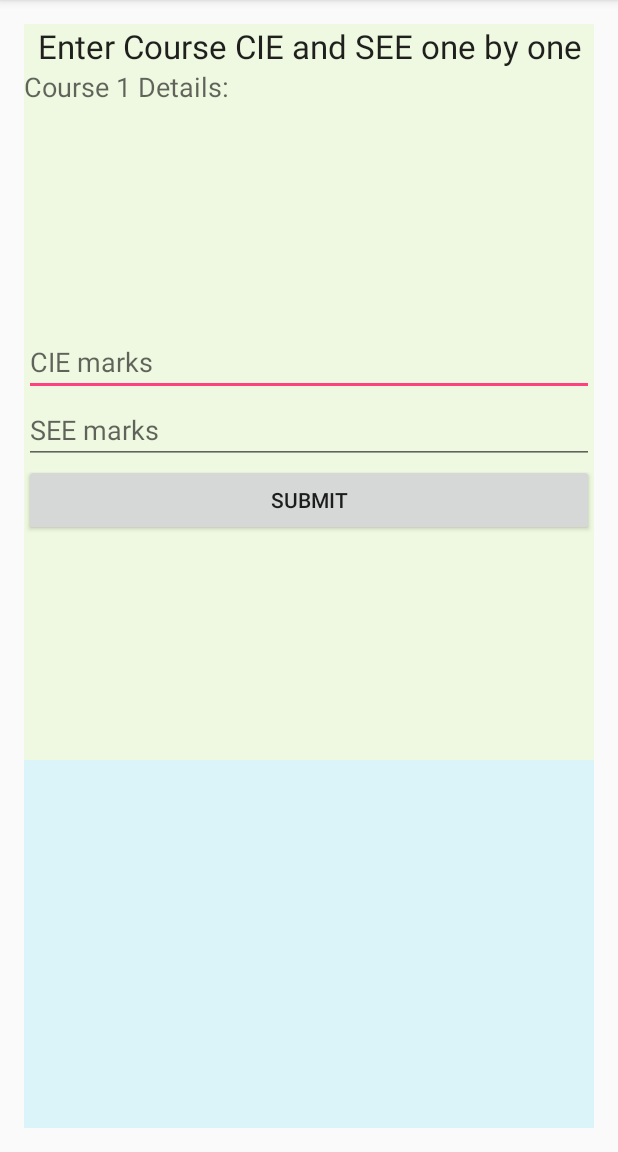
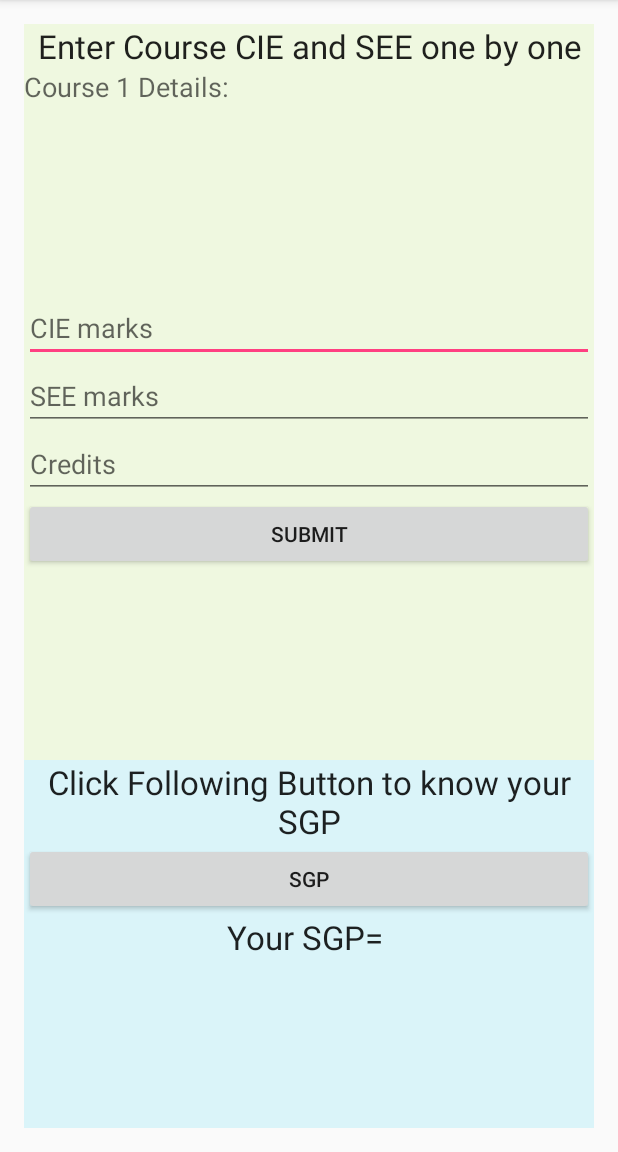
Before and after one commit to maheshsp123/Practice2016_17, an Android app: the lp_minor1_1c_Activity screen opened directly, with no data from a screen before it, on a phone screen of 412 x 824 dp, the part 84-1236 px from its top. Run offline under Robolectric (Android 15) with nearby library versions, the phone set to English and light mode, and no system bars.

Commit message:
commit 26sep2016 LP minor1 1c laptop

```diff
--- a/app/src/main/java/bvb/android/example/com/practice2016_17/ListViewActivity.java
+++ b/app/src/main/java/bvb/android/example/com/practice2016_17/ListViewActivity.java
@@ -28,6 +28,7 @@ public class ListViewActivity extends AppCompatActivity {
             arrayList.add("MainActivity");            arrayList.add("httpRequestActivity");
             arrayList.add("SettingsActivity");             arrayList.add("ReadPreferenceActivity");
             arrayList.add("FragmentDemoActivity");            arrayList.add("LP_minor1_2c");
+            arrayList.add("lp_minor1_1c_Activity");
         arrayAdapter=new ArrayAdapter<String>(this,R.layout.listview_item2,R.id.listItemId2,arrayList);
         listView=(ListView)findViewById(R.id.listViewId);
         listView.setAdapter(arrayAdapter);
--- a/app/src/main/java/bvb/android/example/com/practice2016_17/lp_minor1_1c_Activity.java
+++ b/app/src/main/java/bvb/android/example/com/practice2016_17/lp_minor1_1c_Activity.java
@@ -2,12 +2,74 @@ package bvb.android.example.com.practice2016_17;
 
 import android.support.v7.app.AppCompatActivity;
 import android.os.Bundle;
+import android.view.View;
+import android.widget.Button;
+import android.widget.EditText;
+import android.widget.TextView;
+import android.widget.Toast;
 
 public class lp_minor1_1c_Activity extends AppCompatActivity {
-
+    Course[] courses=new  Course[10];
+    int courseCount=0;
+    TextView subTitleTextViewRef;
+    EditText CieEditTextRef, SeeEditTextRef,creditsEditTextRef;
+    Button courseSubmitButtonRef, SGPButtonRef;
+    TextView SgpResultTextViewRef;
     @Override
     protected void onCreate(Bundle savedInstanceState) {
         super.onCreate(savedInstanceState);
         setContentView(R.layout.activity_lp_minor1_1c);
+
+        subTitleTextViewRef=(TextView) findViewById(R.id.subTitleTextViewId);
+        CieEditTextRef=(EditText) findViewById(R.id.CieEditTextid);
+        SeeEditTextRef=(EditText) findViewById(R.id.SeeEditTextId);
+        creditsEditTextRef=(EditText) findViewById(R.id.creditsEditTextId);
+        courseSubmitButtonRef=(Button)findViewById(R.id.courseSubmitButtonId);
+        SGPButtonRef=(Button)findViewById(R.id.SGPbuttonId);
+        SgpResultTextViewRef=(TextView) findViewById(R.id.SgpResultTextViewId);
+
+        courseSubmitButtonRef.setOnClickListener(new View.OnClickListener() {
+            @Override
+            public void onClick(View v) {
+                int credits, CIEmarks,SEEmarks;
+                CIEmarks=Integer.parseInt( CieEditTextRef.getText().toString() );
+                SEEmarks=Integer.parseInt( SeeEditTextRef.getText().toString() );
+                credits=Integer.parseInt( creditsEditTextRef.getText().toString() );
+
+                if(CIEmarks>50 || SEEmarks>50)
+                {
+                    Toast.makeText(lp_minor1_1c_Activity.this, "marks must be 50 and below", Toast.LENGTH_SHORT).show();
+                    return;
+                }
+                courses[courseCount]=new Course(credits, CIEmarks,SEEmarks);
+                courseCount++;
+                //update the sub title
+                subTitleTextViewRef.setText("Course "+(courseCount+1)+" Details:");
+                //clear the text
+                CieEditTextRef.setText(""); SeeEditTextRef.setText("");
+                creditsEditTextRef.setText("");            }
+        });
+
+        SGPButtonRef.setOnClickListener(new View.OnClickListener() {
+            @Override
+            public void onClick(View v) {
+                double sgp;
+                int numeo=0,denom=0;
+                for(int i=0;i<courseCount;i++){
+                    numeo=numeo+(courses[i].CIEmarks+courses[i].SEEmarks)*courses[i].credits;
+                    denom=denom+courses[i].credits;
+                }
+                sgp=numeo/denom/10.0;
+                SgpResultTextViewRef.setText("Your SGP= "+sgp);
+            }
+        });
     }
 }
+
+class Course
+{
+    int credits, CIEmarks,SEEmarks;
+    Course(int credits,int CIEmarks,int SEEmarks){
+        this.credits=credits; this.CIEmarks=CIEmarks; this.SEEmarks=SEEmarks;
+    }
+}
--- a/app/src/main/res/layout/activity_lp_minor1_1c.xml
+++ b/app/src/main/res/layout/activity_lp_minor1_1c.xml
@@ -31,7 +31,7 @@
             android:layout_height="wrap_content"
             android:textAppearance="?android:attr/textAppearanceMedium"
             android:text="Course 1 Details:"
-            android:id="@+id/textView17" />
+            android:id="@+id/subTitleTextViewId" />
 
         <LinearLayout
             android:orientation="vertical"
@@ -42,22 +42,29 @@
             <EditText
                 android:layout_width="match_parent"
                 android:layout_height="wrap_content"
-                android:id="@+id/editText2"
+                android:id="@+id/CieEditTextid"
                 android:layout_gravity="center_horizontal"
                 android:hint="CIE marks" />
 
             <EditText
                 android:layout_width="match_parent"
                 android:layout_height="wrap_content"
-                android:id="@+id/editText3"
+                android:id="@+id/SeeEditTextId"
                 android:layout_gravity="center_horizontal"
                 android:hint="SEE marks" />
+
+            <EditText
+                android:layout_width="match_parent"
+                android:layout_height="wrap_content"
+                android:id="@+id/creditsEditTextId"
+                android:layout_gravity="center_horizontal"
+                android:hint="Credits" />
 
             <Button
                 android:layout_width="match_parent"
                 android:layout_height="wrap_content"
                 android:text="submit"
-                android:id="@+id/button" />
+                android:id="@+id/courseSubmitButtonId" />
         </LinearLayout>
     </LinearLayout>
 
@@ -66,5 +73,28 @@
         android:layout_width="match_parent"
         android:layout_height="0dp"
         android:layout_weight="1"
-        android:background="#daf4f9"></LinearLayout>
+        android:background="#daf4f9">
+
+        <TextView
+            android:layout_width="wrap_content"
+            android:layout_height="wrap_content"
+            android:textAppearance="?android:attr/textAppearanceLarge"
+            android:text="Click Following Button to know your SGP"
+            android:id="@+id/textView18"
+            android:gravity="center" />
+
+        <Button
+            android:layout_width="match_parent"
+            android:layout_height="wrap_content"
+            android:text="SGP"
+            android:id="@+id/SGPbuttonId" />
+
+        <TextView
+            android:layout_width="wrap_content"
+            android:layout_height="wrap_content"
+            android:textAppearance="?android:attr/textAppearanceLarge"
+            android:text="Your SGP= "
+            android:id="@+id/SgpResultTextViewId"
+            android:layout_gravity="center_horizontal" />
+    </LinearLayout>
 </LinearLayout>
```
Also changed, not shown: 3 other files.
